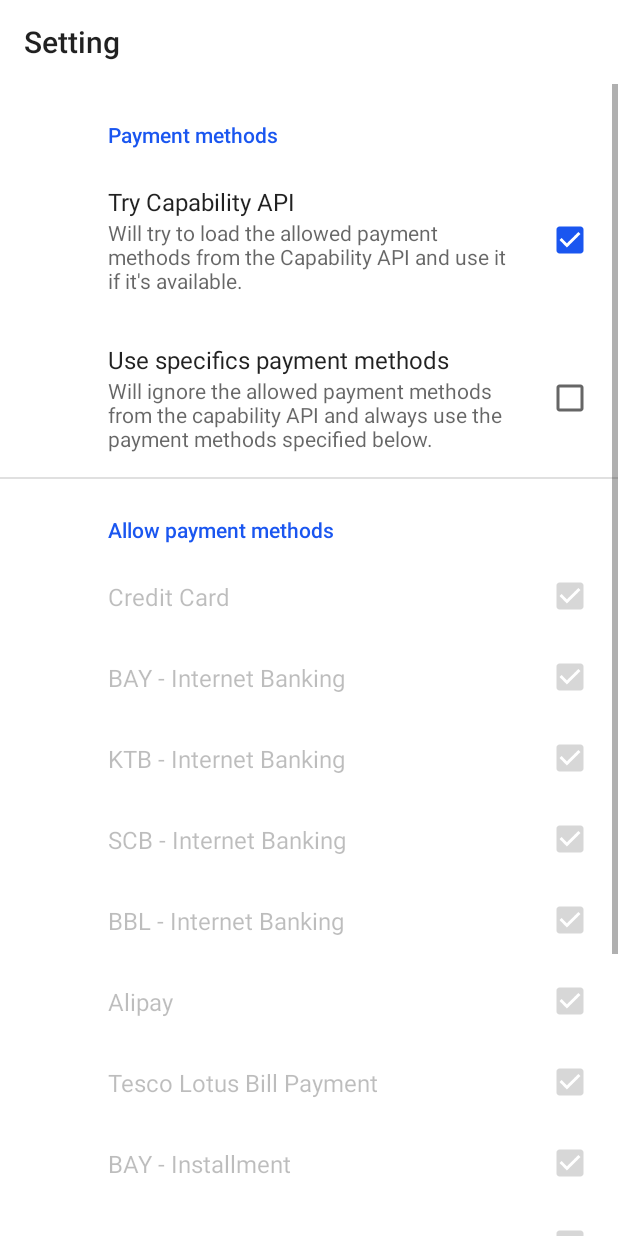
After one commit to omise/omise-android, an Android app: the PaymentSettingActivity screen opened directly, with no data from a screen before it, on a phone screen of 412 x 824 dp. The commit adds this screen. Run offline under Robolectric (Android 15) with nearby library versions, the phone set to English and light mode, and no system bars; our stand-ins replace androidx.preference; network calls fail.

Commit message:
Payment setting page (#95)
* Updated get capability flow.

* Created the payment setting page.

* Handled enabling payment methods.

* Get SourceType list from SharedPreferences.

* Set capability from specific payment methods.

* Extracted string resources.

* Updated setting available installment terms.

```diff
--- a/app/build.gradle
+++ b/app/build.gradle
@@ -40,9 +40,9 @@ dependencies {
     implementation "androidx.multidex:multidex:$multidex_version"
     implementation "androidx.appcompat:appcompat:$appcompat_version"
     implementation "androidx.constraintlayout:constraintlayout:$constraintlayout_version"
+    implementation "androidx.preference:preference:$preference_version"
     implementation "com.google.android.material:material:$material_version"
     implementation "com.google.guava:guava:$guava_version"
-    implementation "com.squareup.picasso:picasso:$picasso_version"
     implementation "org.jetbrains.kotlin:kotlin-stdlib-jdk8:$kotlin_version"
     implementation project(':sdk')
     // compile 'co.omise:omise-android:2.3.+'
--- a/app/src/main/java/co/omise/android/example/CheckoutActivity.java
+++ b/app/src/main/java/co/omise/android/example/CheckoutActivity.java
@@ -44,6 +44,8 @@ public class CheckoutActivity extends AppCompatActivity {
     private Button authorizeUrlButton;
     private Snackbar snackbar;
 
+    private Capability capability;
+
     @Override
     protected void onCreate(Bundle savedInstanceState) {
         super.onCreate(savedInstanceState);
@@ -59,31 +61,47 @@ public class CheckoutActivity extends AppCompatActivity {
         choosePaymentMethodButton.setOnClickListener(view -> choosePaymentMethod());
         creditCardButton.setOnClickListener(view -> payByCreditCard());
         authorizeUrlButton.setOnClickListener(view -> authorizeUrl());
-    }
-
-    private void choosePaymentMethod() {
-        double localAmount = Double.valueOf(amountEdit.getText().toString().trim());
-        String currency = currencyEdit.getText().toString().trim().toLowerCase();
-        Amount amount = Amount.fromLocalAmount(localAmount, currency);
 
         Client client = new Client(PUBLIC_KEY);
         Request<Capability> request = new Capability.GetCapabilitiesRequestBuilder().build();
         client.send(request, new RequestListener<Capability>() {
             @Override
             public void onRequestSucceed(@NotNull Capability model) {
-                Intent intent = new Intent(CheckoutActivity.this, PaymentCreatorActivity.class);
-                intent.putExtra(OmiseActivity.EXTRA_PKEY, PUBLIC_KEY);
-                intent.putExtra(OmiseActivity.EXTRA_AMOUNT, amount.getAmount());
-                intent.putExtra(OmiseActivity.EXTRA_CURRENCY, amount.getCurrency());
-                intent.putExtra(OmiseActivity.EXTRA_CAPABILITY, model);
-                startActivityForResult(intent, PAYMENT_CREATOR_REQUEST_CODE);
+                capability = model;
             }
 
             @Override
             public void onRequestFailed(@NotNull Throwable throwable) {
-
+                snackbar.setText(throwable.getMessage()).show();
             }
         });
+    }
+
+    private void choosePaymentMethod() {
+        boolean isUsedSpecificsPaymentMethods = PaymentSetting.isUsedSpecificsPaymentMethods(this);
+
+        if (!isUsedSpecificsPaymentMethods && capability == null) {
+            snackbar.setText("Capability have not set yet.");
+            return;
+        }
+
+        double localAmount = Double.valueOf(amountEdit.getText().toString().trim());
+        String currency = currencyEdit.getText().toString().trim().toLowerCase();
+        Amount amount = Amount.fromLocalAmount(localAmount, currency);
+
+        Intent intent = new Intent(CheckoutActivity.this, PaymentCreatorActivity.class);
+        intent.putExtra(OmiseActivity.EXTRA_PKEY, PUBLIC_KEY);
+        intent.putExtra(OmiseActivity.EXTRA_AMOUNT, amount.getAmount());
+        intent.putExtra(OmiseActivity.EXTRA_CURRENCY, amount.getCurrency());
+
+        if (isUsedSpecificsPaymentMethods) {
+            intent.putExtra(OmiseActivity.EXTRA_CAPABILITY, PaymentSetting.getCapabilityFromSharedPreferences(this));
+
+        } else {
+            intent.putExtra(OmiseActivity.EXTRA_CAPABILITY, capability);
+        }
+
+        startActivityForResult(intent, PAYMENT_CREATOR_REQUEST_CODE);
     }
 
     private void payByCreditCard() {
@@ -99,6 +117,11 @@ public class CheckoutActivity extends AppCompatActivity {
         startActivityForResult(intent, CheckoutActivity.AUTHORIZING_PAYMENT_REQUEST_CODE);
     }
 
+    private void openPaymentSetting() {
+        Intent intent = new Intent(this, PaymentSettingActivity.class);
+        startActivity(intent);
+    }
+
     @Override
     public boolean onCreateOptionsMenu(Menu menu) {
         getMenuInflater().inflate(R.menu.menu_main, menu);
@@ -108,7 +131,7 @@ public class CheckoutActivity extends AppCompatActivity {
     @Override
     public boolean onOptionsItemSelected(MenuItem item) {
         if (item.getItemId() == R.id.menu_setup) {
-            // TODO: Open setup capability page
+            openPaymentSetting();
             return true;
         }
         return super.onOptionsItemSelected(item);
--- /dev/null
+++ b/app/src/main/java/co/omise/android/example/PaymentSetting.kt
@@ -0,0 +1,41 @@
+package co.omise.android.example
+
+import android.content.Context
+import androidx.preference.PreferenceManager
+import co.omise.android.models.Capability
+import co.omise.android.models.PaymentMethod
+import co.omise.android.models.SourceType
+
+
+object PaymentSetting {
+    @JvmStatic
+    fun getPaymentMethodSettingKeysWithSourceTypes(context: Context): List<Pair<String, PaymentMethod>> =
+            listOf(
+                    Pair(context.getString(R.string.payment_preference_credit_card_key), PaymentMethod.cardMethod()),
+                    Pair(context.getString(R.string.payment_preference_internet_banking_bay_key), PaymentMethod.fromSourceType(SourceType.InternetBanking.Bay)),
+                    Pair(context.getString(R.string.payment_preference_internet_banking_ktb_key), PaymentMethod.fromSourceType(SourceType.InternetBanking.Ktb)),
+                    Pair(context.getString(R.string.payment_preference_internet_banking_scb_key), PaymentMethod.fromSourceType(SourceType.InternetBanking.Scb)),
+                    Pair(context.getString(R.string.payment_preference_internet_banking_bbl_key), PaymentMethod.fromSourceType(SourceType.InternetBanking.Bbl)),
+                    Pair(context.getString(R.string.payment_preference_alipay_key), PaymentMethod.fromSourceType(SourceType.Alipay)),
+                    Pair(context.getString(R.string.payment_preference_bill_payment_tesco_lotus_key), PaymentMethod.fromSourceType(SourceType.BillPaymentTescoLotus)),
+                    Pair(context.getString(R.string.payment_preference_installment_bay_key), PaymentMethod.fromSourceType(SourceType.Installment.Bay)),
+                    Pair(context.getString(R.string.payment_preference_installment_first_choice_key), PaymentMethod.fromSourceType(SourceType.Installment.FirstChoice)),
+                    Pair(context.getString(R.string.payment_preference_installment_bbl_key), PaymentMethod.fromSourceType(SourceType.Installment.Bbl)),
+                    Pair(context.getString(R.string.payment_preference_installment_ktc_key), PaymentMethod.fromSourceType(SourceType.Installment.Ktc)),
+                    Pair(context.getString(R.string.payment_preference_installment_kbank_key), PaymentMethod.fromSourceType(SourceType.Installment.KBank)),
+                    Pair(context.getString(R.string.payment_preference_econtext_key), PaymentMethod.fromSourceType(SourceType.Econtext))
+            )
+
+    @JvmStatic
+    fun isUsedSpecificsPaymentMethods(context: Context): Boolean =
+            PreferenceManager.getDefaultSharedPreferences(context)
+                    .getBoolean(context.getString(R.string.payment_preference_is_use_specifics_payment_methods_key), false)
+
+    @JvmStatic
+    fun getCapabilityFromSharedPreferences(context: Context): Capability =
+            Capability(
+                    paymentMethods = getPaymentMethodSettingKeysWithSourceTypes(context)
+                    .filter { PreferenceManager.getDefaultSharedPreferences(context).getBoolean(it.first, false) }
+                    .map { it.second }
+            )
+}
--- /dev/null
+++ b/app/src/main/java/co/omise/android/example/PaymentSettingActivity.kt
@@ -0,0 +1,16 @@
+package co.omise.android.example
+
+import android.os.Bundle
+import androidx.appcompat.app.AppCompatActivity
+
+class PaymentSettingActivity : AppCompatActivity() {
+
+    override fun onCreate(savedInstanceState: Bundle?) {
+        super.onCreate(savedInstanceState)
+        setContentView(R.layout.activity_payment_setting)
+
+        supportFragmentManager.beginTransaction()
+                .replace(R.id.content, PaymentSettingFragment())
+                .commit()
+    }
+}
--- /dev/null
+++ b/app/src/main/java/co/omise/android/example/PaymentSettingFragment.kt
@@ -0,0 +1,55 @@
+package co.omise.android.example
+
+import android.os.Bundle
+import androidx.preference.CheckBoxPreference
+import androidx.preference.Preference
+import androidx.preference.PreferenceFragmentCompat
+
+
+class PaymentSettingFragment : PreferenceFragmentCompat() {
+
+    override fun onCreatePreferences(savedInstanceState: Bundle?, rootKey: String?) {
+        setPreferencesFromResource(R.xml.preference_payment_setting, rootKey)
+    }
+
+    override fun onActivityCreated(savedInstanceState: Bundle?) {
+        super.onActivityCreated(savedInstanceState)
+
+        enablePaymentMethodsSettingIfNeeded()
+    }
+
+    override fun onPreferenceTreeClick(preference: Preference?): Boolean {
+        when (preference?.key) {
+            getString(R.string.payment_preference_is_use_capability_api_key) -> {
+                checkedCheckBoxPreference(getString(R.string.payment_preference_is_use_specifics_payment_methods_key))
+                enablePaymentMethodsSettingIfNeeded()
+            }
+            getString(R.string.payment_preference_is_use_specifics_payment_methods_key) -> {
+                checkedCheckBoxPreference(getString(R.string.payment_preference_is_use_capability_api_key))
+                enablePaymentMethodsSettingIfNeeded()
+            }
+        }
+        return super.onPreferenceTreeClick(preference)
+    }
+
+    private fun enablePaymentMethodsSettingIfNeeded() {
+        val isUsedSpecificsPaymentMethod = preferenceScreen
+                .findPreference<CheckBoxPreference>(getString(R.string.payment_preference_is_use_specifics_payment_methods_key))?.isChecked
+                ?: false
+
+        PaymentSetting.getPaymentMethodSettingKeysWithSourceTypes(context!!).forEach {
+            preferenceScreen.findPreference<CheckBoxPreference>(it.first)?.apply {
+                this.isEnabled = isUsedSpecificsPaymentMethod
+            }
+        }
+    }
+
+
+    private fun checkedCheckBoxPreference(preferenceKey: String) {
+        preferenceScreen
+                .findPreference<CheckBoxPreference>(preferenceKey)
+                ?.apply {
+                    isChecked = !isChecked
+                }
+    }
+}
--- /dev/null
+++ b/app/src/main/res/layout/activity_payment_setting.xml
@@ -0,0 +1,7 @@
+<?xml version="1.0" encoding="utf-8"?>
+<FrameLayout xmlns:android="http://schemas.android.com/apk/res/android"
+    xmlns:tools="http://schemas.android.com/tools"
+    android:id="@+id/content"
+    android:layout_width="match_parent"
+    android:layout_height="match_parent"
+    tools:context=".PaymentSettingActivity" />
--- a/app/src/main/res/values/strings.xml
+++ b/app/src/main/res/values/strings.xml
@@ -11,4 +11,41 @@
     <string name="button_pay_by_credit_card" translatable="false">Pay by Credit Card</string>
     <string name="button_authorize_url" translatable="false">Authorize URL</string>
     <string name="head_total_amount" translatable="false">Total Amount</string>
+    <string name="activity_payment_setting" translatable="false">Setting</string>
+
+    <string name="payment_preference_is_use_capability_api_key" translatable="false">is_use_capability_api</string>
+    <string name="payment_preference_is_use_specifics_payment_methods_key" translatable="false">is_use_specifics_payment_methods</string>
+    <string name="payment_preference_credit_card_key" translatable="false">credit_card</string>
+    <string name="payment_preference_internet_banking_bay_key" translatable="false">internet_banking_bay</string>
+    <string name="payment_preference_internet_banking_ktb_key" translatable="false">internet_banking_ktb</string>
+    <string name="payment_preference_internet_banking_scb_key" translatable="false">internet_banking_scb</string>
+    <string name="payment_preference_internet_banking_bbl_key" translatable="false">internet_banking_bbl</string>
+    <string name="payment_preference_alipay_key" translatable="false">alipay</string>
+    <string name="payment_preference_bill_payment_tesco_lotus_key" translatable="false">bill_payment_tesco_lotus</string>
+    <string name="payment_preference_installment_bay_key" translatable="false">installment_bay</string>
+    <string name="payment_preference_installment_first_choice_key" translatable="false">installment_first_choice</string>
+    <string name="payment_preference_installment_bbl_key" translatable="false">installment_bbl</string>
+    <string name="payment_preference_installment_ktc_key" translatable="false">installment_ktc</string>
+    <string name="payment_preference_installment_kbank_key" translatable="false">installment_kbank</string>
+    <string name="payment_preference_econtext_key" translatable="false">econtext</string>
+
+    <string name="payment_preference_payment_methods_category_title" translatable="false">Payment methods</string>
+    <string name="payment_preference_is_use_capability_api_title" translatable="false">Try Capability API</string>
+    <string name="payment_preference_is_use_capability_api_summary" translatable="false">Will try to load the allowed payment methods from the Capability API and use it if it\'s available.</string>
+    <string name="payment_preference_is_use_specifics_payment_methods_title" translatable="false">Use specifics payment methods</string>
+    <string name="payment_preference_is_use_specifics_payment_methods_summary" translatable="false">Will ignore the allowed payment methods from the capability API and always use the payment methods specified below.</string>
+    <string name="payment_preference_allow_payment_methods_category_title" translatable="false">Allow payment methods</string>
+    <string name="payment_preference_credit_card_title" translatable="false">Credit Card</string>
+    <string name="payment_preference_internet_banking_bay_title" translatable="false">BAY - Internet Banking</string>
+    <string name="payment_preference_internet_banking_ktb_title" translatable="false">KTB - Internet Banking</string>
+    <string name="payment_preference_internet_banking_scb_title" translatable="false">SCB - Internet Banking</string>
+    <string name="payment_preference_internet_banking_bbl_title" translatable="false">BBL - Internet Banking</string>
+    <string name="payment_preference_alipay_title" translatable="false">Alipay</string>
+    <string name="payment_preference_bill_payment_tesco_lotus_title" translatable="false">Tesco Lotus Bill Payment</string>
+    <string name="payment_preference_installment_bay_title" translatable="false">BAY - Installment</string>
+    <string name="payment_preference_installment_first_choice_title" translatable="false">First Choice - Installment</string>
+    <string name="payment_preference_installment_bbl_title" translatable="false">BBL - Installment</string>
+    <string name="payment_preference_installment_ktc_title" translatable="false">KTC - Installment</string>
+    <string name="payment_preference_installment_kbank_title" translatable="false">K-Bank - Installment</string>
+    <string name="payment_preference_econtext_title" translatable="false">E-Context</string>
 </resources>
--- /dev/null
+++ b/app/src/main/res/xml/preference_payment_setting.xml
@@ -0,0 +1,86 @@
+<?xml version="1.0" encoding="utf-8"?>
+<androidx.preference.PreferenceScreen xmlns:app="http://schemas.android.com/apk/res-auto">
+    <PreferenceCategory app:title="@string/payment_preference_payment_methods_category_title">
+
+        <CheckBoxPreference
+            app:defaultValue="true"
+            app:key="@string/payment_preference_is_use_capability_api_key"
+            app:summary="@string/payment_preference_is_use_capability_api_summary"
+            app:title="@string/payment_preference_is_use_capability_api_title" />
+
+        <CheckBoxPreference
+            app:key="@string/payment_preference_is_use_specifics_payment_methods_key"
+            app:summary="@string/payment_preference_is_use_specifics_payment_methods_summary"
+            app:title="@string/payment_preference_is_use_specifics_payment_methods_title" />
+
+    </PreferenceCategory>
+
+    <PreferenceCategory app:title="@string/payment_preference_allow_payment_methods_category_title">
+
+        <CheckBoxPreference
+            app:defaultValue="true"
+            app:key="@string/payment_preference_credit_card_key"
+            app:title="@string/payment_preference_credit_card_title" />
+
+        <CheckBoxPreference
+            app:defaultValue="true"
+            app:key="@string/payment_preference_internet_banking_bay_key"
+            app:title="@string/payment_preference_internet_banking_bay_title" />
+
+        <CheckBoxPreference
+            app:defaultValue="true"
+            app:key="@string/payment_preference_internet_banking_ktb_key"
+            app:title="@string/payment_preference_internet_banking_ktb_title" />
+
+        <CheckBoxPreference
+            app:defaultValue="true"
+            app:key="@string/payment_preference_internet_banking_scb_key"
+            app:title="@string/payment_preference_internet_banking_scb_title" />
+
+        <CheckBoxPreference
+            app:defaultValue="true"
+            app:key="@string/payment_preference_internet_banking_bbl_key"
+            app:title="@string/payment_preference_internet_banking_bbl_title" />
+
+        <CheckBoxPreference
+            app:defaultValue="true"
+            app:key="@string/payment_preference_alipay_key"
+            app:title="@string/payment_preference_alipay_title" />
+
+        <CheckBoxPreference
+            app:defaultValue="true"
+            app:key="@string/payment_preference_bill_payment_tesco_lotus_key"
+            app:title="@string/payment_preference_bill_payment_tesco_lotus_title" />
+
+        <CheckBoxPreference
+            app:defaultValue="true"
+            app:key="@string/payment_preference_installment_bay_key"
+            app:title="@string/payment_preference_installment_bay_title" />
+
+        <CheckBoxPreference
+            app:defaultValue="true"
+            app:key="@string/payment_preference_installment_first_choice_key"
+            app:title="@string/payment_preference_installment_first_choice_title" />
+
+        <CheckBoxPreference
+            app:defaultValue="true"
+            app:key="@string/payment_preference_installment_bbl_key"
+            app:title="@string/payment_preference_installment_bbl_title" />
+
+        <CheckBoxPreference
+            app:defaultValue="true"
+            app:key="@string/payment_preference_installment_ktc_key"
+            app:title="@string/payment_preference_installment_ktc_title" />
+
+        <CheckBoxPreference
+            app:defaultValue="true"
+            app:key="@string/payment_preference_installment_kbank_key"
+            app:title="@string/payment_preference_installment_kbank_title" />
+
+        <CheckBoxPreference
+            app:defaultValue="true"
+            app:key="@string/payment_preference_econtext_key"
+            app:title="@string/payment_preference_econtext_title" />
+    </PreferenceCategory>
+
+</androidx.preference.PreferenceScreen>
--- a/build.gradle
+++ b/build.gradle
@@ -16,14 +16,14 @@ buildscript {
         kotlin_version = '1.3.50'
         android_plugin_version = '3.5.0'
         multidex_version = '2.0.1'
-        appcompat_version = '1.0.2'
+        appcompat_version = '1.1.0'
         joda_time_version = '2.9.2'
         okhttp_version = '4.0.1'
         material_version = '1.0.0'
         support_annotations_version = '28.0.0'
         guava_version = '19.0'
         jackson_version = '2.9.9'
-        picasso_version = '2.5.2'
+        preference_version = '1.1.0'
 
         fragment_testing_version = '1.2.0-alpha01'
         junit_version = '4.12'
--- a/sdk/build.gradle
+++ b/sdk/build.gradle
@@ -116,7 +116,7 @@ uploadArchives {
 dependencies {
     implementation "androidx.multidex:multidex:$multidex_version"
     implementation "androidx.appcompat:appcompat:$appcompat_version"
-    implementation "joda-time:joda-time:$joda_time_version"
+    api "joda-time:joda-time:$joda_time_version"
     implementation "com.squareup.okhttp3:okhttp:$okhttp_version"
     implementation "com.google.android.material:material:$material_version"
     implementation "com.fasterxml.jackson.core:jackson-core:$jackson_version"
--- a/sdk/src/main/java/co/omise/android/models/PaymentMethod.kt
+++ b/sdk/src/main/java/co/omise/android/models/PaymentMethod.kt
@@ -18,7 +18,30 @@ data class PaymentMethod(
         override var location: String? = null,
         override var created: DateTime? = null,
         override var deleted: Boolean = false
-) : Model
+) : Model {
+
+    companion object {
+        @JvmStatic
+        fun cardMethod(): PaymentMethod =
+                PaymentMethod(
+                        name = "card"
+                )
+
+        @JvmStatic
+        fun fromSourceType(sourceType: SourceType): PaymentMethod =
+                when {
+                    sourceType is SourceType.Unknown && sourceType.name == "card" -> cardMethod()
+                    else -> PaymentMethod(
+                            name = sourceType.name,
+                            installmentTerms = when (sourceType) {
+                                is SourceType.Installment -> SourceType.Installment.availableTerms(sourceType)
+                                else -> null
+                            },
+                            created = null
+                    )
+                }
+    }
+}
 
 val PaymentMethod.backendType: BackendType
     get() = when (name) {
```
Also changed, not shown: app/src/main/AndroidManifest.xml (+6 -8 lines).
